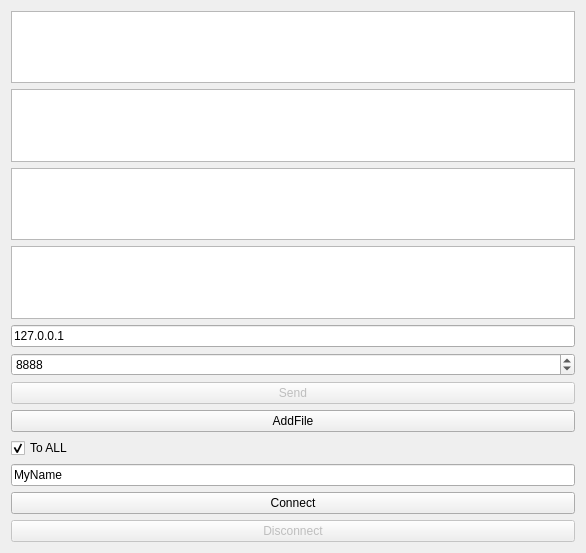
This is client/dialog_client.ui in NikitaIT/Client-Server_desktopChat as Qt 5 draws it before an edit. The edited form follows.
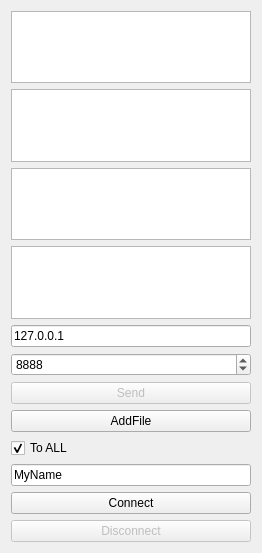
This is the edited form.

The edit to the form file:
```diff
--- a/client/dialog_client.ui
+++ b/client/dialog_client.ui
@@ -6,7 +6,7 @@
    <rect>
     <x>0</x>
     <y>0</y>
-    <width>586</width>
+    <width>262</width>
     <height>553</height>
    </rect>
   </property>
```
